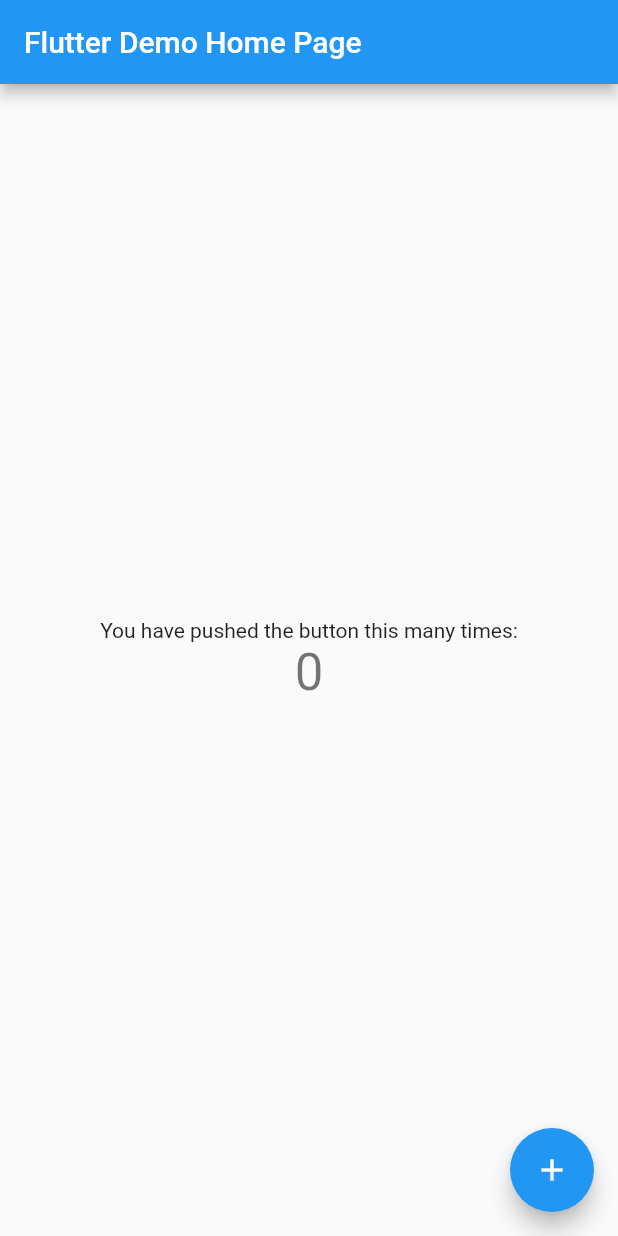
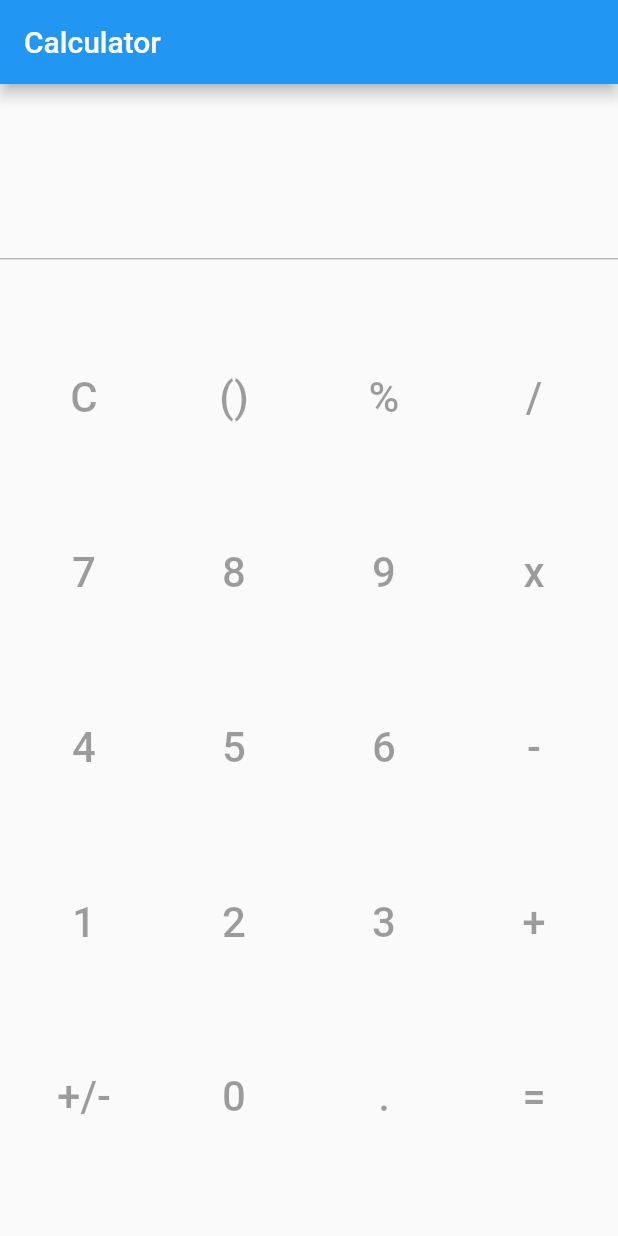
Before and after one commit to atharvafj/Flutter-Mini-Proj-2, a Flutter app: the screen it shows after launch, on a phone screen of 412 x 824 dp. Run offline on Flutter 3.47's test engine with Material 2 defaults, Android fonts, the phone set to English and light mode, and no system bars.

Commit message:
Basic Layout

```diff
--- a/lib/main.dart
+++ b/lib/main.dart
@@ -1,117 +1,79 @@
 import 'package:flutter/material.dart';
 
-void main() {
-  runApp(MyApp());
-}
+void main() => runApp(MyApp());
 
 class MyApp extends StatelessWidget {
-  // This widget is the root of your application.
   @override
   Widget build(BuildContext context) {
     return MaterialApp(
-      title: 'Flutter Demo',
-      theme: ThemeData(
-        // This is the theme of your application.
-        //
-        // Try running your application with "flutter run". You'll see the
-        // application has a blue toolbar. Then, without quitting the app, try
-        // changing the primarySwatch below to Colors.green and then invoke
-        // "hot reload" (press "r" in the console where you ran "flutter run",
-        // or simply save your changes to "hot reload" in a Flutter IDE).
-        // Notice that the counter didn't reset back to zero; the application
-        // is not restarted.
-        primarySwatch: Colors.blue,
-        // This makes the visual density adapt to the platform that you run
-        // the app on. For desktop platforms, the controls will be smaller and
-        // closer together (more dense) than on mobile platforms.
-        visualDensity: VisualDensity.adaptivePlatformDensity,
-      ),
-      home: MyHomePage(title: 'Flutter Demo Home Page'),
+      title: 'Calculator App',
+      home: MyHomePage(),
     );
   }
 }
 
-class MyHomePage extends StatefulWidget {
-  MyHomePage({Key key, this.title}) : super(key: key);
-
-  // This widget is the home page of your application. It is stateful, meaning
-  // that it has a State object (defined below) that contains fields that affect
-  // how it looks.
-
-  // This class is the configuration for the state. It holds the values (in this
-  // case the title) provided by the parent (in this case the App widget) and
-  // used by the build method of the State. Fields in a Widget subclass are
-  // always marked "final".
-
-  final String title;
-
-  @override
-  _MyHomePageState createState() => _MyHomePageState();
-}
-
-class _MyHomePageState extends State<MyHomePage> {
-  int _counter = 0;
-
-  void _incrementCounter() {
-    setState(() {
-      // This call to setState tells the Flutter framework that something has
-      // changed in this State, which causes it to rerun the build method below
-      // so that the display can reflect the updated values. If we changed
-      // _counter without calling setState(), then the build method would not be
-      // called again, and so nothing would appear to happen.
-      _counter++;
-    });
-  }
-
+class MyHomePage extends StatelessWidget {
   @override
   Widget build(BuildContext context) {
-    // This method is rerun every time setState is called, for instance as done
-    // by the _incrementCounter method above.
-    //
-    // The Flutter framework has been optimized to make rerunning build methods
-    // fast, so that you can just rebuild anything that needs updating rather
-    // than having to individually change instances of widgets.
     return Scaffold(
       appBar: AppBar(
-        // Here we take the value from the MyHomePage object that was created by
-        // the App.build method, and use it to set our appbar title.
-        title: Text(widget.title),
+        title: Text('Calculator'),
       ),
-      body: Center(
-        // Center is a layout widget. It takes a single child and positions it
-        // in the middle of the parent.
-        child: Column(
-          // Column is also a layout widget. It takes a list of children and
-          // arranges them vertically. By default, it sizes itself to fit its
-          // children horizontally, and tries to be as tall as its parent.
-          //
-          // Invoke "debug painting" (press "p" in the console, choose the
-          // "Toggle Debug Paint" action from the Flutter Inspector in Android
-          // Studio, or the "Toggle Debug Paint" command in Visual Studio Code)
-          // to see the wireframe for each widget.
-          //
-          // Column has various properties to control how it sizes itself and
-          // how it positions its children. Here we use mainAxisAlignment to
-          // center the children vertically; the main axis here is the vertical
-          // axis because Columns are vertical (the cross axis would be
-          // horizontal).
-          mainAxisAlignment: MainAxisAlignment.center,
-          children: <Widget>[
-            Text(
-              'You have pushed the button this many times:',
-            ),
-            Text(
-              '$_counter',
-              style: Theme.of(context).textTheme.headline4,
-            ),
-          ],
-        ),
-      ),
-      floatingActionButton: FloatingActionButton(
-        onPressed: _incrementCounter,
-        tooltip: 'Increment',
-        child: Icon(Icons.add),
-      ), // This trailing comma makes auto-formatting nicer for build methods.
+      body: Column(//this will contain the display screen and 5 rows each with 4 buttons.
+      mainAxisAlignment: MainAxisAlignment.spaceEvenly,
+      crossAxisAlignment: CrossAxisAlignment.stretch,
+        children: <Widget>[//text will be displayed. Each row will have 4 flatbuttons.
+          Container(
+            width: double.infinity,
+            child: TextField(enabled: false,),
+          ),
+          Row(//row number 1
+          mainAxisAlignment: MainAxisAlignment.spaceEvenly,
+            children: <Widget>[
+              FlatButton(onPressed: null, child:Text("C",style: TextStyle(fontSize: 28),)),
+              FlatButton(onPressed: null, child:Text("()",style: TextStyle(fontSize: 28),)),
+              FlatButton(onPressed: null, child:Text("%",style: TextStyle(fontSize: 28),)),
+              FlatButton(onPressed: null, child:Text("/",style: TextStyle(fontSize: 28),)),
+            ],
+          ),
+          Row(//row number 2
+          mainAxisAlignment: MainAxisAlignment.spaceEvenly,
+            children: <Widget>[
+              FlatButton(onPressed: null, child:Text("7",style: TextStyle(fontSize: 28),)),
+              FlatButton(onPressed: null, child:Text("8",style: TextStyle(fontSize: 28),)),
+              FlatButton(onPressed: null, child:Text("9",style: TextStyle(fontSize: 28),)),
+              FlatButton(onPressed: null, child:Text("x",style: TextStyle(fontSize: 28),)),
+            ],
+          ),
+          Row(//row number 3
+          mainAxisAlignment: MainAxisAlignment.spaceEvenly,
+            children: <Widget>[
+              FlatButton(onPressed: null, child:Text("4",style: TextStyle(fontSize: 28),)),
+              FlatButton(onPressed: null, child:Text("5",style: TextStyle(fontSize: 28),)),
+              FlatButton(onPressed: null, child:Text("6",style: TextStyle(fontSize: 28),)),
+              FlatButton(onPressed: null, child:Text("-",style: TextStyle(fontSize: 28),)),
+            ],
+          ),
+          Row(//row number 4
+          mainAxisAlignment: MainAxisAlignment.spaceEvenly,
+            children: <Widget>[
+              FlatButton(onPressed: null, child:Text("1",style: TextStyle(fontSize: 28),)),
+              FlatButton(onPressed: null, child:Text("2",style: TextStyle(fontSize: 28),)),
+              FlatButton(onPressed: null, child:Text("3",style: TextStyle(fontSize: 28),)),
+              FlatButton(onPressed: null, child:Text("+",style: TextStyle(fontSize: 28),)),
+            ],
+          ),
+          Row(//row number 5
+          mainAxisAlignment: MainAxisAlignment.spaceEvenly,
+            children: <Widget>[
+              FlatButton(onPressed: null, child:Text("+/-",style: TextStyle(fontSize: 28),)),
+              FlatButton(onPressed: null, child:Text("0",style: TextStyle(fontSize: 28),)),
+              FlatButton(onPressed: null, child:Text(".",style: TextStyle(fontSize: 28),)),
+              FlatButton(onPressed: null, child:Text("=",style: TextStyle(fontSize: 28),)),
+            ],
+          ),
+        ],
+      )
     );
   }
 }
```
